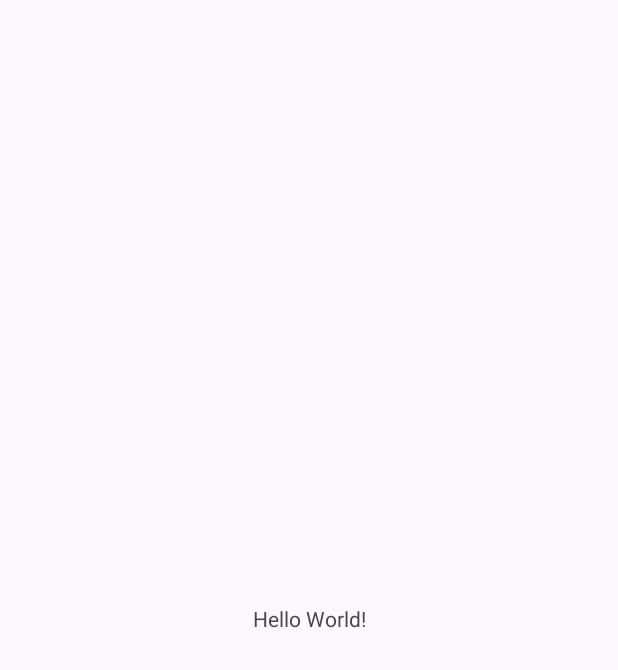
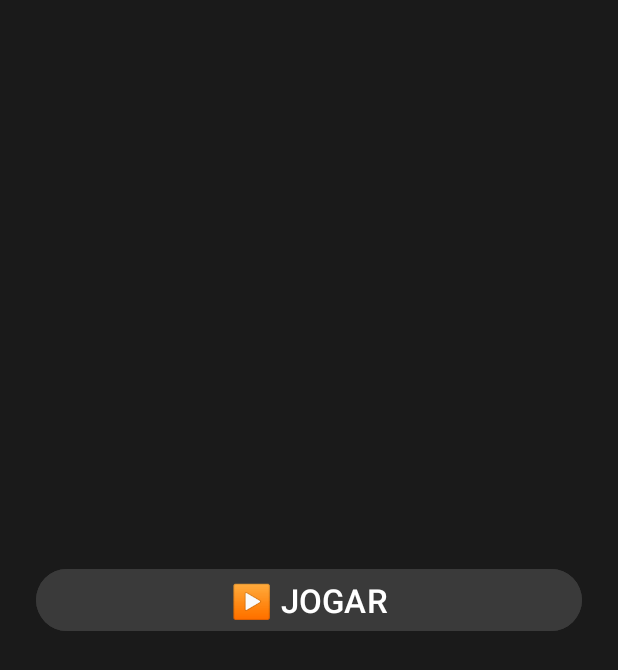
Before and after one commit to diasEric04/projeto-desafio-computacional, an Android app: the screen it shows after launch (MainActivity), on a phone screen of 412 x 824 dp. Before the commit the part shown is almost empty. Shown: the top 670 px of the screen. Run offline under Robolectric (Android 15) with nearby library versions, the phone set to English and light mode, and no system bars.

Commit message:
interface inicial

```diff
--- a/app/src/main/AndroidManifest.xml
+++ b/app/src/main/AndroidManifest.xml
@@ -1,25 +1,23 @@
 <?xml version="1.0" encoding="utf-8"?>
 <manifest xmlns:android="http://schemas.android.com/apk/res/android"
-    xmlns:tools="http://schemas.android.com/tools">
+    package="com.example.projeto_desafio_computacional">
 
     <application
         android:allowBackup="true"
-        android:dataExtractionRules="@xml/data_extraction_rules"
-        android:fullBackupContent="@xml/backup_rules"
         android:icon="@mipmap/ic_launcher"
         android:label="@string/app_name"
         android:roundIcon="@mipmap/ic_launcher_round"
         android:supportsRtl="true"
         android:theme="@style/Theme.Projetodesafiocomputacional">
+
         <activity
             android:name=".MainActivity"
             android:exported="true">
             <intent-filter>
                 <action android:name="android.intent.action.MAIN" />
-
                 <category android:name="android.intent.category.LAUNCHER" />
             </intent-filter>
         </activity>
+
     </application>
-
 </manifest>
--- a/app/src/main/java/com/example/projeto_desafio_computacional/MainActivity.java
+++ b/app/src/main/java/com/example/projeto_desafio_computacional/MainActivity.java
@@ -1,24 +1,49 @@
 package com.example.projeto_desafio_computacional;
 
 import android.os.Bundle;
-
-import androidx.activity.EdgeToEdge;
+import android.view.View;
+import android.widget.Button;
+import android.widget.LinearLayout;
 import androidx.appcompat.app.AppCompatActivity;
-import androidx.core.graphics.Insets;
-import androidx.core.view.ViewCompat;
-import androidx.core.view.WindowInsetsCompat;
 
 public class MainActivity extends AppCompatActivity {
+
+    private LinearLayout layoutTipos, layoutClasses;
+    private Button btnFrutas, btnAnimais, btnObjetos, btnClasses;
 
     @Override
     protected void onCreate(Bundle savedInstanceState) {
         super.onCreate(savedInstanceState);
-        EdgeToEdge.enable(this);
         setContentView(R.layout.activity_main);
-        ViewCompat.setOnApplyWindowInsetsListener(findViewById(R.id.main), (v, insets) -> {
-            Insets systemBars = insets.getInsets(WindowInsetsCompat.Type.systemBars());
-            v.setPadding(systemBars.left, systemBars.top, systemBars.right, systemBars.bottom);
-            return insets;
+
+        Button btnJogar = findViewById(R.id.btnJogar);
+        btnFrutas = findViewById(R.id.btnFrutas);
+        btnAnimais = findViewById(R.id.btnAnimais);
+        btnObjetos = findViewById(R.id.btnObjetos);
+        btnClasses = findViewById(R.id.btnClasses);
+
+        layoutTipos = findViewById(R.id.layoutTipos);
+        layoutClasses = findViewById(R.id.layoutClasses);
+
+        btnJogar.setOnClickListener(v -> {
+            if (layoutTipos.getVisibility() == View.GONE) {
+                layoutTipos.setVisibility(View.VISIBLE);
+            } else {
+                layoutTipos.setVisibility(View.GONE);
+                layoutClasses.setVisibility(View.GONE);
+
+                btnFrutas.setVisibility(View.VISIBLE);
+                btnAnimais.setVisibility(View.VISIBLE);
+                btnObjetos.setVisibility(View.VISIBLE);
+            }
+        });
+
+        btnClasses.setOnClickListener(v -> {
+            layoutClasses.setVisibility(View.VISIBLE);
+
+            btnFrutas.setVisibility(View.GONE);
+            btnAnimais.setVisibility(View.GONE);
+            btnObjetos.setVisibility(View.GONE);
         });
     }
 }
--- /dev/null
+++ b/app/src/main/res/drawable/botao_borda.xml
@@ -0,0 +1,10 @@
+<?xml version="1.0" encoding="utf-8"?>
+<shape xmlns:android="http://schemas.android.com/apk/res/android"
+    android:shape="rectangle">
+
+    <solid android:color="#3A3A3A"/>
+    <stroke
+        android:width="2dp"
+        android:color="#8B0000"/>
+    <corners android:radius="12dp"/>
+</shape>
--- a/app/src/main/res/layout/activity_main.xml
+++ b/app/src/main/res/layout/activity_main.xml
@@ -1,19 +1,120 @@
 <?xml version="1.0" encoding="utf-8"?>
-<androidx.constraintlayout.widget.ConstraintLayout xmlns:android="http://schemas.android.com/apk/res/android"
-    xmlns:app="http://schemas.android.com/apk/res-auto"
-    xmlns:tools="http://schemas.android.com/tools"
-    android:id="@+id/main"
+<LinearLayout xmlns:android="http://schemas.android.com/apk/res/android"
     android:layout_width="match_parent"
     android:layout_height="match_parent"
-    tools:context=".MainActivity">
+    android:orientation="vertical"
+    android:gravity="center"
+    android:background="#1a1a1a"
+    android:padding="24dp">
 
-    <TextView
-        android:layout_width="wrap_content"
+    <Button
+        android:id="@+id/btnJogar"
+        android:layout_width="match_parent"
         android:layout_height="wrap_content"
-        android:text="Hello World!"
-        app:layout_constraintBottom_toBottomOf="parent"
-        app:layout_constraintEnd_toEndOf="parent"
-        app:layout_constraintStart_toStartOf="parent"
-        app:layout_constraintTop_toTopOf="parent" />
+        android:text="▶️ JOGAR"
+        android:textSize="22sp"
+        android:backgroundTint="#3A3A3A"
+        android:textColor="#FFFFFF"
+        android:layout_marginBottom="24dp" />
 
-</androidx.constraintlayout.widget.ConstraintLayout>
+    <LinearLayout
+        android:id="@+id/layoutTipos"
+        android:layout_width="match_parent"
+        android:layout_height="wrap_content"
+        android:orientation="vertical"
+        android:visibility="gone">
+
+        <Button
+            android:id="@+id/btnFrutas"
+            android:layout_width="match_parent"
+            android:layout_height="wrap_content"
+            android:text="🍎 Palavras de Frutas"
+            android:textSize="18sp"
+            android:backgroundTint="#3A3A3A"
+            android:textColor="#FFFFFF"
+            android:layout_marginBottom="8dp"
+            android:background="@drawable/botao_borda" />
+
+        <Button
+            android:id="@+id/btnAnimais"
+            android:layout_width="match_parent"
+            android:layout_height="wrap_content"
+            android:text="🐶 Palavras de Animais"
+            android:textSize="18sp"
+            android:backgroundTint="#3A3A3A"
+            android:textColor="#FFFFFF"
+            android:layout_marginBottom="8dp"
+            android:background="@drawable/botao_borda" />
+
+        <Button
+            android:id="@+id/btnObjetos"
+            android:layout_width="match_parent"
+            android:layout_height="wrap_content"
+            android:text="📦 Palavras de Objetos"
+            android:textSize="18sp"
+            android:backgroundTint="#3A3A3A"
+            android:textColor="#FFFFFF"
+            android:layout_marginBottom="8dp"
+            android:background="@drawable/botao_borda" />
+
+        <Button
+            android:id="@+id/btnClasses"
+            android:layout_width="match_parent"
+            android:layout_height="wrap_content"
+            android:text="🎓 Classes"
+            android:textSize="18sp"
+            android:backgroundTint="#3A3A3A"
+            android:textColor="#FFFFFF"
+            android:layout_marginBottom="16dp"
+            android:background="@drawable/botao_borda" />
+    </LinearLayout>
+
+    <LinearLayout
+        android:id="@+id/layoutClasses"
+        android:layout_width="match_parent"
+        android:layout_height="wrap_content"
+        android:orientation="vertical"
+        android:visibility="gone">
+
+        <Button
+            android:id="@+id/btnMonossilabas"
+            android:layout_width="match_parent"
+            android:layout_height="wrap_content"
+            android:text="1️⃣ Monossílabas"
+            android:textSize="16sp"
+            android:backgroundTint="#3A3A3A"
+            android:textColor="#FFFFFF"
+            android:layout_marginBottom="6dp" />
+
+        <Button
+            android:id="@+id/btnDissilabas"
+            android:layout_width="match_parent"
+            android:layout_height="wrap_content"
+            android:text="2️⃣ Dissílabas"
+            android:textSize="16sp"
+            android:backgroundTint="#3A3A3A"
+            android:textColor="#FFFFFF"
+            android:layout_marginBottom="6dp" />
+
+        <Button
+            android:id="@+id/btnTrissilabas"
+            android:layout_width="match_parent"
+            android:layout_height="wrap_content"
+            android:text="3️⃣ Trissílabas"
+            android:textSize="16sp"
+            android:backgroundTint="#3A3A3A"
+            android:textColor="#FFFFFF"
+            android:layout_marginBottom="6dp" />
+
+        <Button
+            android:id="@+id/btnPolissilabas"
+            android:layout_width="match_parent"
+            android:layout_height="wrap_content"
+            android:text="🔢 Polissílabas"
+            android:textSize="16sp"
+            android:backgroundTint="#3A3A3A"
+            android:textColor="#FFFFFF"
+            android:layout_marginBottom="6dp" />
+    </LinearLayout>
+
+</LinearLayout>
```
Also changed, not shown: gradle/wrapper/gradle-wrapper.properties, 3 other files.
